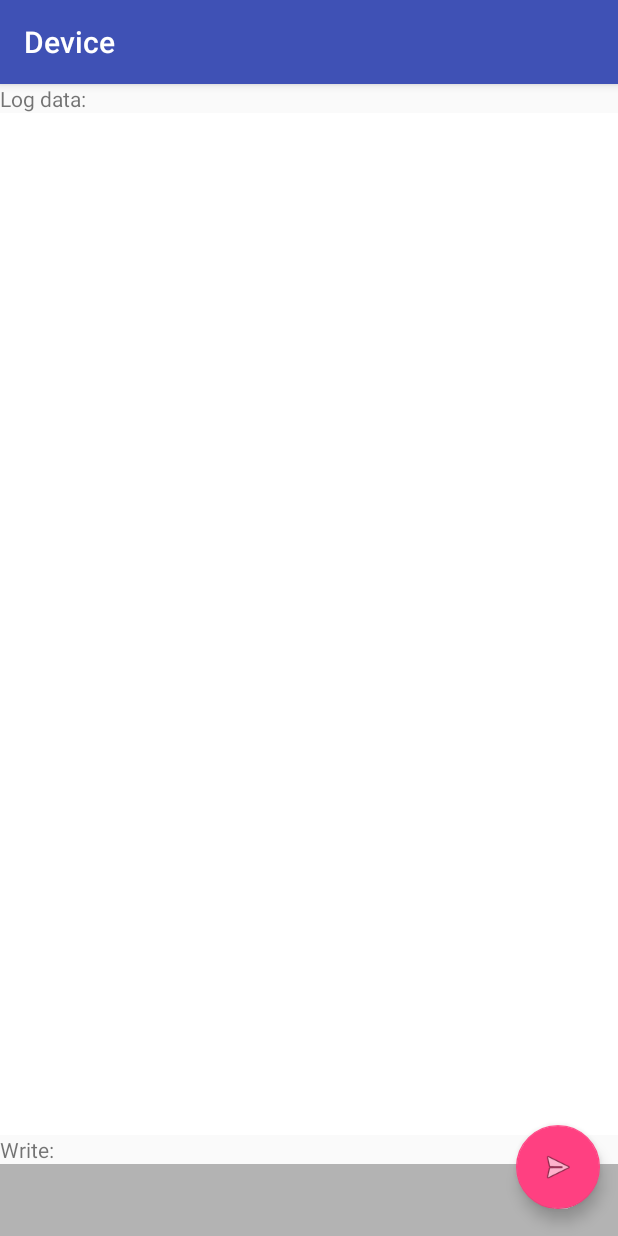
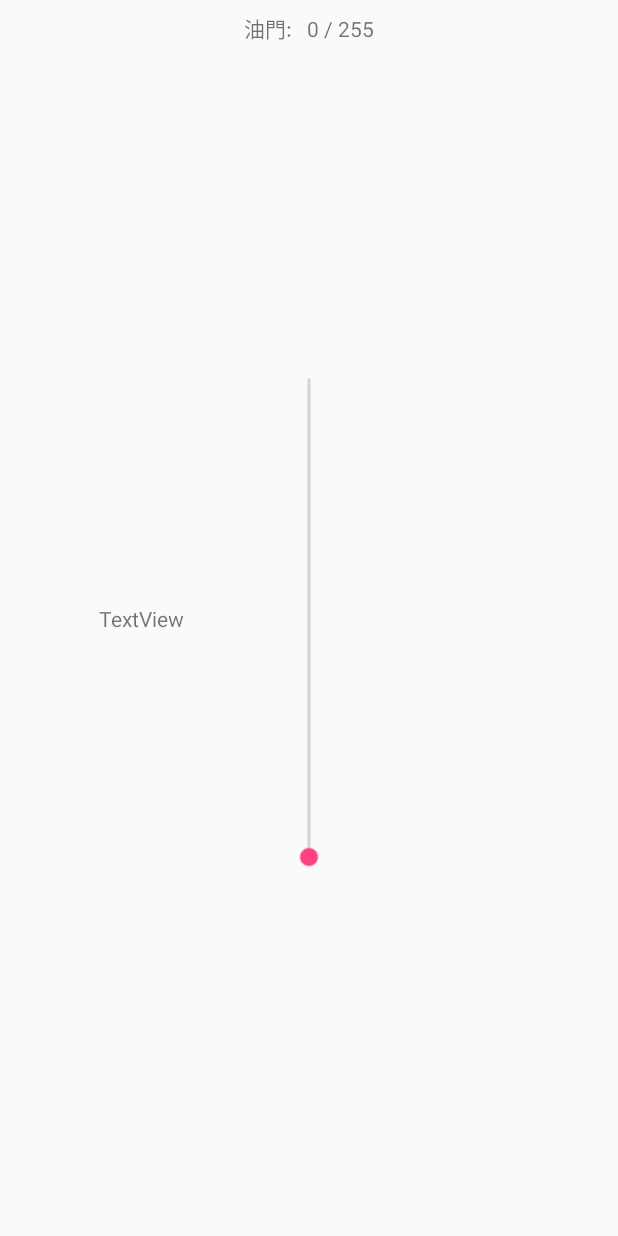
Before and after one commit to Crazycurly/head-in-the-cloud, an Android app: the DeviceActivity screen opened directly, with no data from a screen before it, on a phone screen of 412 x 824 dp. Run offline under Robolectric (Android 15) with nearby library versions, the phone set to English and light mode, and no system bars.

Commit message:
remix_successed

```diff
--- a/MyApplication2/Sample/build.gradle
+++ b/MyApplication2/Sample/build.gradle
@@ -26,4 +26,5 @@ dependencies {
     compile 'com.android.support:cardview-v7:25.0.0'
     compile 'com.android.support:design:25.0.0'
     compile project(':BluetoothLowEnergyLibrary')
+    implementation 'com.android.support.constraint:constraint-layout:1.1.3'
 }
--- a/MyApplication2/Sample/src/main/java/com/github/douglasjunior/bluetoothsample/DeviceActivity.java
+++ b/MyApplication2/Sample/src/main/java/com/github/douglasjunior/bluetoothsample/DeviceActivity.java
@@ -24,6 +24,11 @@
 
 package com.github.douglasjunior.bluetoothsample;
 
+import android.app.Activity;
+import android.hardware.Sensor;
+import android.hardware.SensorEvent;
+import android.hardware.SensorEventListener;
+import android.hardware.SensorManager;
 import android.os.Bundle;
 import android.support.design.widget.FloatingActionButton;
 import android.support.v7.app.AppCompatActivity;
@@ -31,23 +36,27 @@ import android.support.v7.widget.Toolbar;
 import android.util.Log;
 import android.view.View;
 import android.widget.EditText;
+import android.widget.SeekBar;
+import android.widget.TextView;
 
 import com.github.douglasjunior.bluetoothclassiclibrary.BluetoothService;
 import com.github.douglasjunior.bluetoothclassiclibrary.BluetoothStatus;
 import com.github.douglasjunior.bluetoothclassiclibrary.BluetoothWriter;
 
+import java.util.concurrent.TimeUnit;
+
+import static java.lang.Thread.sleep;
+
 /**
  * Created by douglas on 10/04/2017.
  */
 
-public class DeviceActivity extends AppCompatActivity implements BluetoothService.OnBluetoothEventCallback, View.OnClickListener {
-
-    private static final String TAG = "DeviceActivity";
-
-    private FloatingActionButton mFab;
-    private EditText mEdRead;
-    private EditText mEdWrite;
-
+public class DeviceActivity extends AppCompatActivity implements BluetoothService.OnBluetoothEventCallback, SensorEventListener {
+    SensorManager sm;
+    Sensor sr;
+    TextView[] txv = new TextView[5];
+    SeekBar sb_normal ;
+    int Throttle ;
     private BluetoothService mService;
     private BluetoothWriter mWriter;
 
@@ -55,29 +64,62 @@ public class DeviceActivity extends AppCompatActivity implements BluetoothServic
     protected void onCreate(Bundle savedInstanceState) {
         super.onCreate(savedInstanceState);
         setContentView(R.layout.activity_device);
-        Toolbar toolbar = (Toolbar) findViewById(R.id.toolbar);
-        setSupportActionBar(toolbar);
-
-        mFab = (FloatingActionButton) findViewById(R.id.fab);
-        mFab.setOnClickListener(this);
-
-        mEdRead = (EditText) findViewById(R.id.ed_read);
-        mEdWrite = (EditText) findViewById(R.id.ed_write);
 
         mService = BluetoothService.getDefaultInstance();
         mWriter = new BluetoothWriter(mService);
+
+        sm = (SensorManager) getSystemService(SENSOR_SERVICE);
+        sr = sm.getDefaultSensor(Sensor.TYPE_ORIENTATION);
+        txv[0] = (TextView) findViewById(R.id.textView);
+        txv[1] = (TextView) findViewById(R.id.textView2);
+        txv[1].setText(String.format("油門:%4d / 255", 0));
+        bindViews() ;
+    }
+
+    private void bindViews()
+    {
+        sb_normal = (SeekBar) findViewById(R.id.seekBar) ;
+        sb_normal.setMax(255);
+        sb_normal.setRotation(-90);
+
+        sb_normal.setOnSeekBarChangeListener(new SeekBar.OnSeekBarChangeListener() {
+            @Override
+            public void onProgressChanged(SeekBar seekBar, int progress, boolean fromUser) {
+                Throttle = progress ;
+                txv[1].setText(String.format("油門:%4d / 255",progress));
+            }
+
+            @Override
+            public void onStartTrackingTouch(SeekBar seekBar) {
+            }
+
+            @Override
+            public void onStopTrackingTouch(SeekBar seekBar) {
+            }
+        });
+    }
+
+
+
+
+    @Override
+    public void onDataRead(byte[] buffer, int length) {
     }
 
     @Override
-    protected void onResume() {
-        super.onResume();
-        mService.setOnEventCallback(this);
+    public void onStatusChange(BluetoothStatus status) {
     }
 
     @Override
-    public void onDataRead(byte[] buffer, int length) {
-        Log.d(TAG, "onDataRead: " + new String(buffer, 0, length));
-        mEdRead.append("< " + new String(buffer, 0, length) + "\n");
+    public void onDeviceName(String deviceName) {
+    }
+
+    @Override
+    public void onToast(String message) {
+    }
+
+    @Override
+    public void onDataWrite(byte[] buffer) {
     }
 
     @Override
@@ -87,29 +129,32 @@ public class DeviceActivity extends AppCompatActivity implements BluetoothServic
     }
 
     @Override
-    public void onStatusChange(BluetoothStatus status) {
-        Log.d(TAG, "onStatusChange: " + status);
+    public void onSensorChanged(SensorEvent event) {
+        int pitch = (int) event.values[1] ;
+        int yaw   = (int) event.values[2] ;
+        int roll  = (int) event.values[0] ;
+
+        txv[0].setText(String.format("Pitch: %d\n\nYaw: %d\n\nRoll: %d",pitch, yaw, roll));
+
+        mWriter.writeln("P"+pitch+360+"_Y"+yaw+360+"_R"+roll+360+"_T"+Throttle+"_");
+//        mWriter.writeln(Integer.toString(yaw)+"_");
+//        mWriter.writeln(Integer.toString(roll)+"_");
     }
 
     @Override
-    public void onDeviceName(String deviceName) {
-        Log.d(TAG, "onDeviceName: " + deviceName);
+    public void onAccuracyChanged(Sensor sensor, int i) {
     }
 
     @Override
-    public void onToast(String message) {
-        Log.d(TAG, "onToast");
+    protected void onPause() {
+        super.onPause();
+        sm.unregisterListener(this);
     }
 
     @Override
-    public void onDataWrite(byte[] buffer) {
-        Log.d(TAG, "onDataWrite");
-        mEdRead.append("> " + new String(buffer));
-    }
-
-    @Override
-    public void onClick(View v) {
-        mWriter.writeln(mEdWrite.getText().toString());
-        mEdWrite.setText("");
+    protected void onResume() {
+        super.onResume();
+        sm.registerListener(this, sr, SensorManager.SENSOR_DELAY_GAME);
+        mService.setOnEventCallback(this);
     }
 }
--- a/MyApplication2/Sample/src/main/res/layout/activity_device.xml
+++ b/MyApplication2/Sample/src/main/res/layout/activity_device.xml
@@ -1,76 +1,49 @@
 <?xml version="1.0" encoding="utf-8"?>
-<LinearLayout xmlns:android="http://schemas.android.com/apk/res/android"
+<android.support.constraint.ConstraintLayout xmlns:android="http://schemas.android.com/apk/res/android"
     xmlns:app="http://schemas.android.com/apk/res-auto"
     xmlns:tools="http://schemas.android.com/tools"
     android:layout_width="match_parent"
     android:layout_height="match_parent"
-    android:fitsSystemWindows="true"
-    android:orientation="vertical"
     tools:context=".MainActivity">
 
-    <android.support.design.widget.AppBarLayout
-        android:layout_width="match_parent"
+
+    <TextView
+        android:id="@+id/textView"
+        android:layout_width="wrap_content"
         android:layout_height="wrap_content"
-        android:theme="@style/AppTheme.AppBarOverlay">
+        android:layout_marginBottom="8dp"
+        android:layout_marginEnd="8dp"
+        android:layout_marginStart="8dp"
+        android:layout_marginTop="8dp"
+        android:text="@string/textview"
+        app:layout_constraintBottom_toBottomOf="parent"
+        app:layout_constraintEnd_toEndOf="parent"
+        app:layout_constraintHorizontal_bias="0.17"
+        app:layout_constraintStart_toStartOf="parent"
+        app:layout_constraintTop_toTopOf="parent" />
 
-        <android.support.v7.widget.Toolbar
-            android:id="@+id/toolbar"
-            android:layout_width="match_parent"
-            android:layout_height="?attr/actionBarSize"
-            android:background="?attr/colorPrimary"
+    <TextView
+        android:id="@+id/textView2"
+        android:layout_width="wrap_content"
+        android:layout_height="26dp"
+        android:layout_marginEnd="8dp"
+        android:layout_marginStart="8dp"
+        android:layout_marginTop="8dp"
+        android:text="@string/textview2"
+        app:layout_constraintEnd_toEndOf="parent"
+        app:layout_constraintStart_toStartOf="parent"
+        app:layout_constraintTop_toTopOf="parent" />
 
-            app:popupTheme="@style/AppTheme.PopupOverlay">
-
-        </android.support.v7.widget.Toolbar>
-
-    </android.support.design.widget.AppBarLayout>
-
-    <FrameLayout
-        android:layout_width="match_parent"
-        android:layout_height="match_parent"
-        android:layout_weight="1">
-
-        <LinearLayout
-            android:layout_width="match_parent"
-            android:layout_height="match_parent"
-            android:orientation="vertical">
-
-
-            <TextView
-                android:layout_width="wrap_content"
-                android:layout_height="wrap_content"
-                android:text="Log data:" />
-
-            <EditText
-                android:id="@+id/ed_read"
-                android:layout_width="match_parent"
-                android:layout_height="0dp"
-                android:layout_weight="1"
-                android:gravity="top"
-                android:background="#fff"
-                android:focusable="false"
-                android:inputType="none" />
-
-            <TextView
-                android:layout_width="wrap_content"
-                android:layout_height="wrap_content"
-                android:text="Write:" />
-
-            <EditText
-                android:id="@+id/ed_write"
-                android:layout_width="match_parent"
-                android:background="#b3b3b3"
-                android:minHeight="48dp"
-                android:layout_height="wrap_content"
-                android:inputType="textMultiLine" />
-        </LinearLayout>
-
-        <android.support.design.widget.FloatingActionButton
-            android:id="@+id/fab"
-            android:layout_width="wrap_content"
-            android:layout_height="wrap_content"
-            android:layout_gravity="bottom|right"
-            android:src="@android:drawable/ic_menu_send"
-            app:useCompatPadding="true" />
-    </FrameLayout>
-</LinearLayout>
+    <SeekBar
+        android:id="@+id/seekBar"
+        android:layout_width="351dp"
+        android:layout_height="72dp"
+        android:layout_marginBottom="8dp"
+        android:layout_marginEnd="8dp"
+        android:layout_marginStart="8dp"
+        android:layout_marginTop="8dp"
+        app:layout_constraintBottom_toBottomOf="parent"
+        app:layout_constraintEnd_toEndOf="parent"
+        app:layout_constraintStart_toStartOf="parent"
+        app:layout_constraintTop_toTopOf="parent" />
+</android.support.constraint.ConstraintLayout>
--- a/MyApplication2/Sample/src/main/res/values/strings.xml
+++ b/MyApplication2/Sample/src/main/res/values/strings.xml
@@ -3,4 +3,6 @@
     <string name="action_scan">SCAN</string>
     <string name="action_stop">STOP</string>
     <string name="activity_device">Device</string>
+    <string name="textview">TextView</string>
+    <string name="textview2">TextView2</string>
 </resources>
```
Also changed, not shown: 1629 other files.
